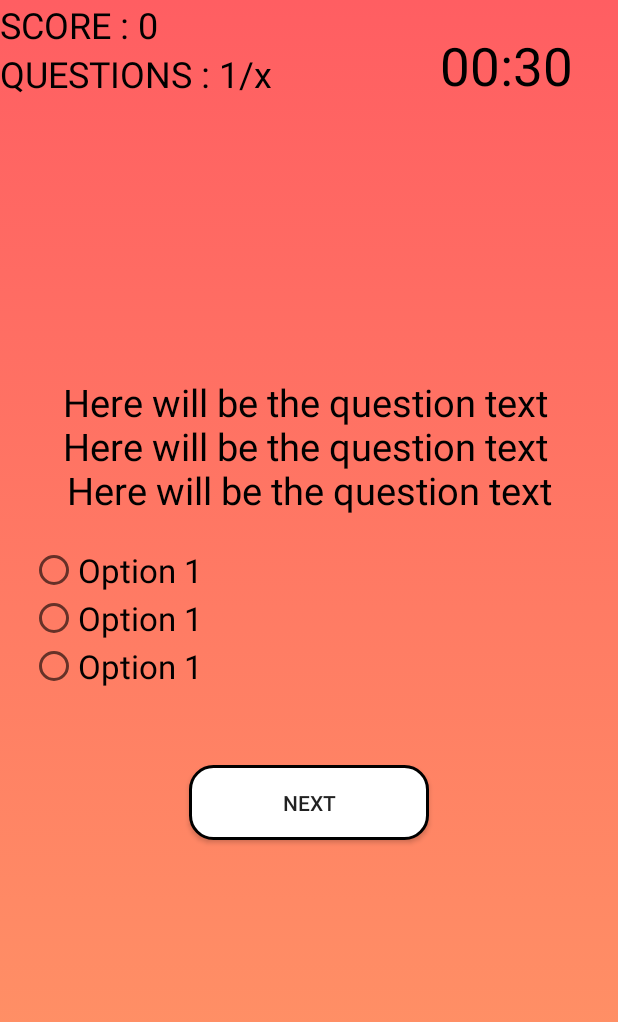
After one commit to Priyatham-sai-chand/alzapp, an Android app: the layout activity_quiz_question_page.xml on its own in the app's theme, with its tools: preview values and no code run, on a phone screen of 412 x 824 dp. The commit adds this screen. Shown: the top 1022 px of the screen. Run offline under Robolectric (Android 15) with nearby library versions, the phone set to English and light mode, and no system bars.

Commit message:
Added quiz

```diff
--- /dev/null
+++ b/app/src/main/res/layout/activity_quiz_question_page.xml
@@ -0,0 +1,98 @@
+<?xml version="1.0" encoding="utf-8"?>
+<RelativeLayout    xmlns:android="http://schemas.android.com/apk/res/android"
+    android:layout_height="match_parent"
+    android:layout_width="match_parent"
+    android:background="@drawable/bg_gradient2"
+    >
+
+    <TextView
+        android:id="@+id/quiz_score"
+        android:layout_width="wrap_content"
+        android:layout_height="wrap_content"
+        android:text="SCORE : 0"
+        android:textColor="@android:color/black"
+        android:textSize="24sp" />
+
+    <TextView
+        android:id="@+id/quiz_question_counter"
+        android:layout_width="wrap_content"
+        android:layout_height="wrap_content"
+        android:text="QUESTIONS : 1/x"
+        android:textColor="@android:color/black"
+        android:textSize="24sp"
+        android:layout_below="@+id/quiz_score" />
+
+    <TextView
+        android:layout_width="wrap_content"
+        android:layout_height="wrap_content"
+        android:text="00:30"
+        android:layout_alignParentRight="true"
+        android:textColor="@android:color/black"
+        android:textSize="35sp"
+        android:layout_marginTop="20dp"
+        android:layout_marginEnd="30dp"/>
+
+
+
+    <TextView
+        android:id="@+id/quiz_question"
+        android:layout_width="match_parent"
+        android:layout_height="wrap_content"
+        android:text="Here will be the question text \nHere will be the question text \nHere will be the question text"
+        android:textSize="25sp"
+        android:textColor="@android:color/black"
+        android:layout_above="@id/quiz_radio_group"
+        android:layout_marginBottom="20dp"
+        android:textAlignment="center"/>
+
+    <RadioGroup
+        android:id="@+id/quiz_radio_group"
+        android:layout_width="wrap_content"
+        android:layout_height="wrap_content"
+        android:layout_centerVertical="true"
+        android:layout_marginLeft="20dp">
+
+        <RadioButton
+            android:id="@+id/radioButton30"
+            android:layout_width="wrap_content"
+            android:layout_height="wrap_content"
+            android:text="Option 1"
+            android:textSize="22sp"/>
+
+        <RadioButton
+            android:id="@+id/radioButton31"
+            android:layout_width="wrap_content"
+            android:layout_height="wrap_content"
+            android:text="Option 1"
+            android:textSize="22sp"/>
+
+
+        <RadioButton
+            android:id="@+id/radioButton32"
+            android:layout_width="wrap_content"
+            android:layout_height="wrap_content"
+            android:text="Option 1"
+            android:textSize="22sp"/>
+
+    </RadioGroup>
+
+
+
+    <Button
+        android:id="@+id/quiz_question_next"
+        android:layout_width="160dp"
+        android:layout_height="50dp"
+        android:text="next"
+        android:background="@drawable/button_menu"
+        android:layout_below="@id/quiz_radio_group"
+        android:layout_marginTop="50dp"
+        android:layout_centerHorizontal="true"
+        />
+
+
+
+
+
+
+
+</RelativeLayout>
```
Also changed, not shown: app/src/main/java/com/example/alzapp/QuickPlayMenu.java (+28 -18 lines), app/src/main/java/com/example/alzapp/QuizQuestionPage.java (added, +15 -0 lines), app/src/main/java/com/example/alzapp/QuizStartingPage.java (added, +32 -0 lines), app/src/main/res/layout/activity_quick_play_menu.xml (+2 -15 lines), app/src/main/res/layout/activity_quiz_starting_page.xml (added, +35 -0 lines).
